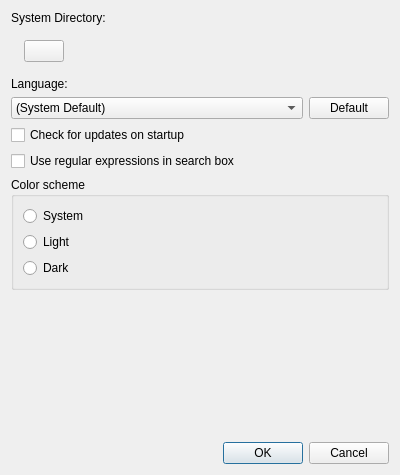
This is src/qt/qt_vmmanager_preferences.ui in 86Box/86Box as Qt 5 draws it before an edit. The edited form follows.
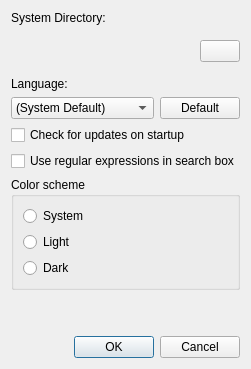
This is the edited form.

Commit message: Put it in the right place.

What changed in the file:
```diff
--- a/src/qt/qt_vmmanager_preferences.ui
+++ b/src/qt/qt_vmmanager_preferences.ui
@@ -14,6 +14,9 @@
    <string>Preferences</string>
   </property>
   <layout class="QVBoxLayout" name="verticalLayout">
+   <property name="sizeConstraint">
+     <enum>QLayout::SizeConstraint::SetFixedSize</enum>
+   </property>
    <item>
     <widget class="QLabel" name="label">
      <property name="text">
@@ -30,9 +33,6 @@
       <property name="rightMargin">
        <number>0</number>
       </property>
-      <property name="sizeConstraint">
-       <enum>QLayout::SizeConstraint::SetFixedSize</enum>
-      </property>
       <item>
        <widget class="QLabel" name="systemDirectory">
         <property name="text">
```
